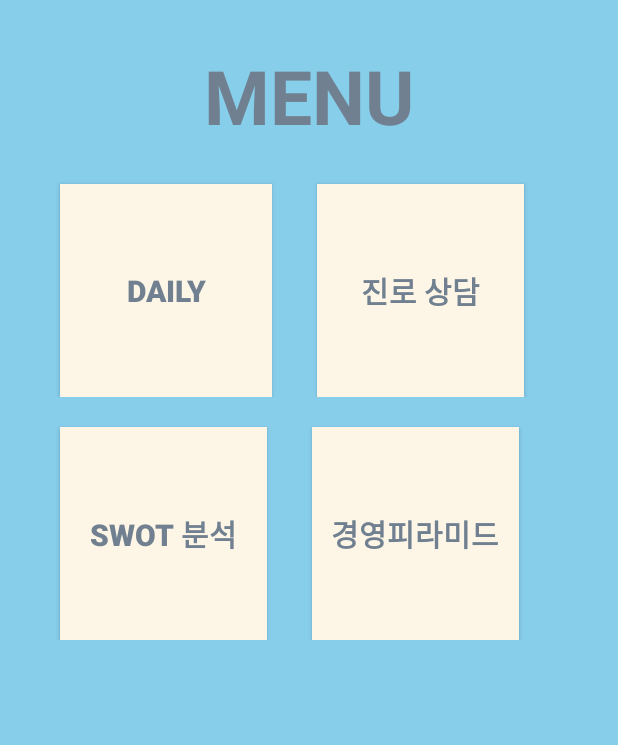
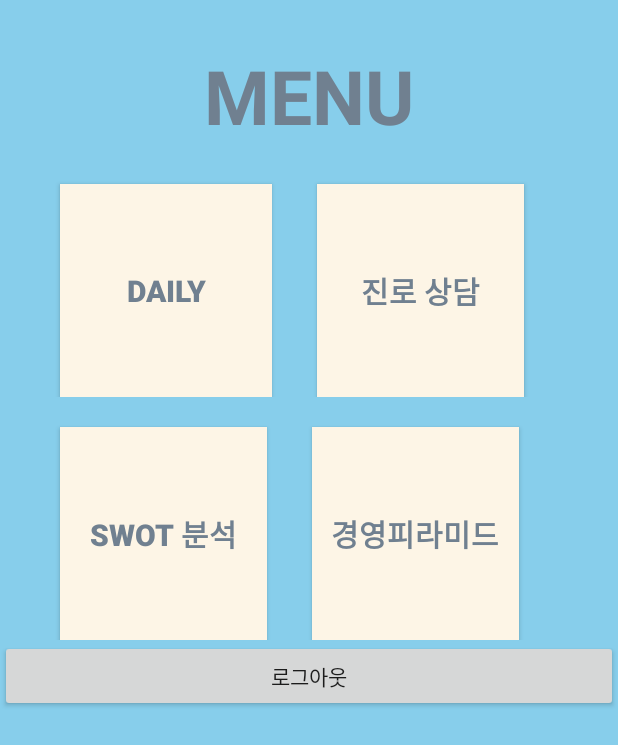
Before and after one commit to rlwns012/kr.ac.jbnu.InAndOut.ManageYourself1, an Android app: the MenuActivity screen opened directly, with no data from a screen before it, on a phone screen of 412 x 824 dp. Shown: the top 745 px of the screen. Run offline under Robolectric (Android 15) with nearby library versions, the light colour scheme and no system bars; pictures from the network do not load.

Commit message:
거의 다 됬다 이제 스왓만 다루면 됌 유리야 조금만 힘내 거의 다했어!

```diff
--- a/app/src/main/AndroidManifest.xml
+++ b/app/src/main/AndroidManifest.xml
@@ -63,6 +63,7 @@
             android:name=".MyDiary"
             android:screenOrientation="portrait"
             android:launchMode="singleTop"/>
+        <activity android:name=".MyWrittenDiary" />
     </application>
 
 </manifest>
--- a/app/src/main/java/kr/ac/jbnu/inandout/manageyourself/DatabaseOpenHelper.java
+++ b/app/src/main/java/kr/ac/jbnu/inandout/manageyourself/DatabaseOpenHelper.java
@@ -151,7 +151,7 @@
     public DiaryContainer readDiary(String id, int dayCount) {
         DiaryContainer diaryContainer = new DiaryContainer("", "", "", "", 1);
         database = this.getReadableDatabase();
-        String selectQuery = "SELECT * FROM " + TABLE_DIARY + " where id='" + id + "', " + KEY_DAYCOUNT + " = '" + String.valueOf(dayCount) + "'"; // 아이디만 생각하는게 아니라 몇번째 게시물인지도 파악해야함
+        String selectQuery = "SELECT * FROM " + TABLE_DIARY + " where id='" + id + "' AND " + KEY_DAYCOUNT + " = '" + String.valueOf(dayCount) + "'"; // 아이디만 생각하는게 아니라 몇번째 게시물인지도 파악해야함
         Cursor cursor = database.rawQuery(selectQuery, null);    // dayCount를 사용하면 되지 않을까??
 
         if (cursor.getCount() > 0) {
@@ -338,7 +338,7 @@
     public String readQuestion() {
         database = this.getReadableDatabase();
         Random rand = new Random();
-        int idx = rand.nextInt(10);
+        int idx = rand.nextInt(9)+1;
         String selectQuery = "SELECT * FROM " + TABLE_QUESTION + " where " + KEY_IDX + "='" + idx + "'";
         Cursor cursor = database.rawQuery(selectQuery, null);
 
--- a/app/src/main/java/kr/ac/jbnu/inandout/manageyourself/MenuActivity.java
+++ b/app/src/main/java/kr/ac/jbnu/inandout/manageyourself/MenuActivity.java
@@ -2,8 +2,10 @@
 
 import android.app.Activity;
 import android.content.Intent;
+import android.content.SharedPreferences;
 import android.media.AudioManager;
 import android.media.SoundPool;
+import android.net.Uri;
 import android.os.Bundle;
 import android.view.View;
 import android.widget.Button;
@@ -14,7 +16,7 @@
  */
 
 public class MenuActivity extends Activity {
-    private Button swotbtn, diarybtn, pyramidbtn, carrerbtn;
+    private Button swotbtn, diarybtn, pyramidbtn, careerbtn;
     private User user;
     SoundPool soundPool;
     int sound;
@@ -29,7 +31,7 @@
         swotbtn = (Button) findViewById(R.id.SWOTbtn);
         diarybtn = (Button) findViewById(R.id.diarybtn);
         pyramidbtn = (Button) findViewById(R.id.pyramidbtn);
-        carrerbtn = (Button) findViewById(R.id.careerbtn);
+        careerbtn = (Button) findViewById(R.id.careerbtn);
 
         Intent intent = getIntent();
         user = (User) intent.getSerializableExtra("user"); // 로그인에서 받아온 user 정보를 넘겨 받는다.
@@ -65,5 +67,23 @@
                 startActivity(intent);
             }
         });
+
+
+        careerbtn.setOnClickListener(new View.OnClickListener() {
+            @Override
+            public void onClick(View v) {
+                startActivity(new Intent(Intent.ACTION_VIEW, Uri.parse("http://www.career.go.kr/cnet/front/examen/examenMain.do")));
+            }
+        });
+    }
+    public void logout(View view){
+        SharedPreferences sharedPreferences = getSharedPreferences("setting",MODE_PRIVATE);
+        SharedPreferences.Editor editor = sharedPreferences.edit();
+        editor.clear();
+        editor.commit();
+
+        Intent intent = new Intent(MenuActivity.this, LoginActivity.class);
+        startActivity(intent);
+        finish();
     }
 }
--- a/app/src/main/java/kr/ac/jbnu/inandout/manageyourself/MyWrittenDiary.java
+++ b/app/src/main/java/kr/ac/jbnu/inandout/manageyourself/MyWrittenDiary.java
@@ -29,10 +29,11 @@
 
         dbHelper = new DatabaseOpenHelper(this);
         Intent intent = getIntent();
+        int dayCount = intent.getIntExtra("dayCount",0);
         user = (User) intent.getSerializableExtra("user"); // 로그인에서 받아온 user 정보를 넘겨 받는다.
 
-        DiaryContainer diaryContainer = dbHelper.readDiary(user.getId(),10); // dayCount를 가져와서 입력해야함.
-        titleTV.setText(diaryContainer.getTitle().toString());
+        DiaryContainer diaryContainer = dbHelper.readDiary(user.getId(),dayCount); // dayCount를 가져와서 입력해야함.
+        titleTV.setText("Day "+ diaryContainer.getTitle().toString());
         bodyTV.setText(diaryContainer.getBody().toString());
         dayCountTV.setText(String.valueOf(diaryContainer.getDayCount()));
         dateTV.setText(diaryContainer.getDate().toString());
--- a/app/src/main/java/kr/ac/jbnu/inandout/manageyourself/PyramidActivity.java
+++ b/app/src/main/java/kr/ac/jbnu/inandout/manageyourself/PyramidActivity.java
@@ -6,6 +6,7 @@
 import android.support.annotation.Nullable;
 import android.view.View;
 import android.widget.EditText;
+import android.widget.Toast;
 
 /**
  * Created by rlwns on 2017-05-21.
@@ -58,6 +59,7 @@
         }else{
             dbHelper.creatPyramid(user.getId(),mission, vision, tactic, actionPlan, actionTask);
         }
+        Toast.makeText(this, "피라미드가 작성 되었습니다.", Toast.LENGTH_SHORT).show();
 
     }
 
--- a/app/src/main/java/kr/ac/jbnu/inandout/manageyourself/SettingMonthActivity.java
+++ b/app/src/main/java/kr/ac/jbnu/inandout/manageyourself/SettingMonthActivity.java
@@ -37,7 +37,7 @@
         //기간 입력시에 알맞은 값을 넣었는지 확인
         String daystr = days.getText().toString();
         int dayint = Integer.parseInt(daystr);
-        if (dayint < 30 && dayint > 1865) {
+        if (dayint < 30 || dayint > 1865) {
             Toast.makeText(SettingMonthActivity.this, "설정할 수 있는 기간은 최소 30일 최대 1865일 입니다.", Toast.LENGTH_SHORT).show();
         } else {
             Intent intent = new Intent(this, MenuActivity.class);
--- a/app/src/main/res/layout/activity_menu.xml
+++ b/app/src/main/res/layout/activity_menu.xml
@@ -10,12 +10,12 @@
         android:id="@+id/textView7"
         android:layout_width="match_parent"
         android:layout_height="wrap_content"
+        android:layout_marginTop="30.0sp"
         android:gravity="center"
+        android:text="MENU"
         android:textColor="#708090"
         android:textSize="50.0sp"
-        android:layout_marginTop = "30.0sp"
-        android:textStyle="bold"
-        android:text="MENU" />
+        android:textStyle="bold" />
 
     <GridLayout
         android:layout_width="wrap_content"
@@ -89,4 +89,12 @@
             android:textStyle="bold" />
 
     </GridLayout>
+
+    <Button
+        android:id="@+id/logoutBtn"
+        android:layout_width="match_parent"
+        android:layout_height="wrap_content"
+        android:onClick="logout"
+        android:text="로그아웃" />
+
 </LinearLayout>
```
Also changed, not shown: app/src/main/java/kr/ac/jbnu/inandout/manageyourself/LoginActivity.java (+12 -23 lines), app/src/main/java/kr/ac/jbnu/inandout/manageyourself/MyDiary.java (+9 -2 lines), app/src/main/java/kr/ac/jbnu/inandout/manageyourself/MyDiaryListActivity.java (+58 -40 lines), app/src/main/java/kr/ac/jbnu/inandout/manageyourself/MyDiaryListBtnAdapterActivity.java (+13 -12 lines), app/src/main/res/layout/activity_mydiarylistbtn.xml (+15 -6 lines), app/src/main/res/layout/activity_swotlistbtn.xml (+10 -5 lines).
